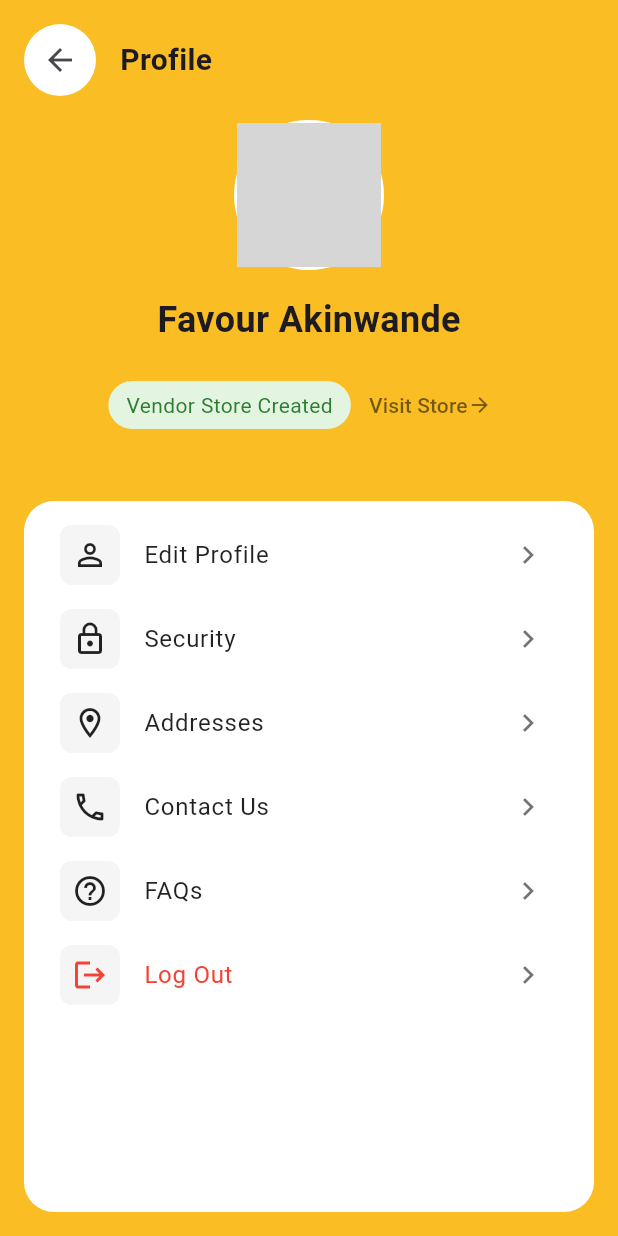
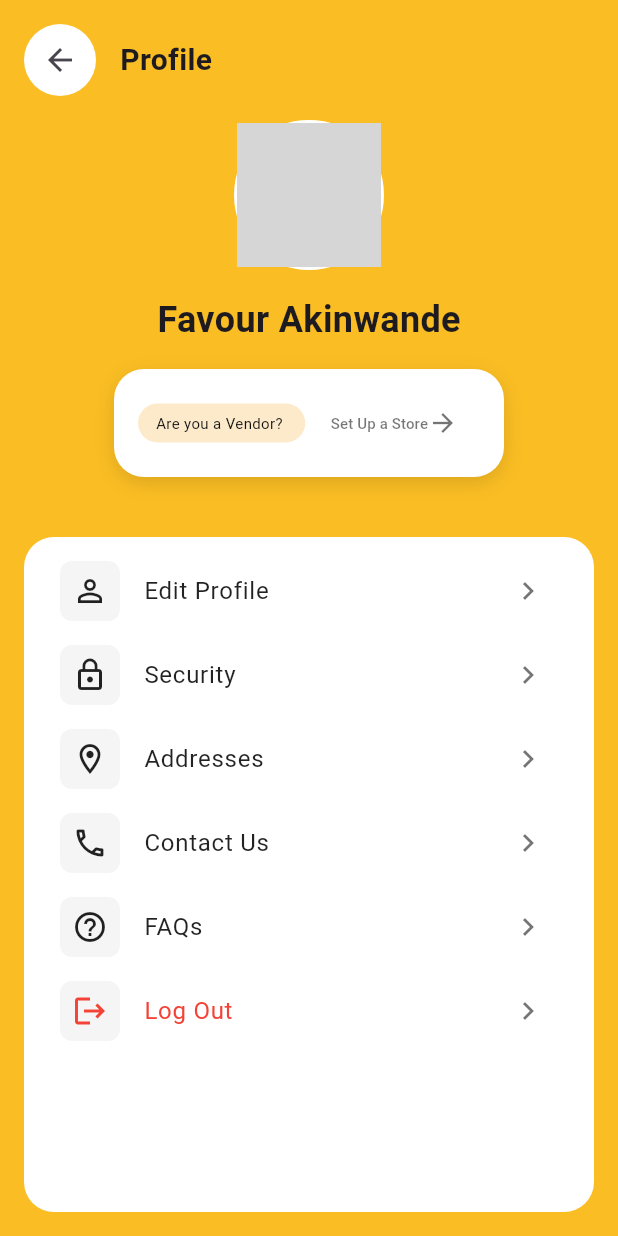
Before and after one commit to eobolo/CAMPUS_CART_MOBILE_APP_GROUP_10, a Flutter app: the ProfileScreen screen opened directly, on a phone screen of 412 x 824 dp. Run offline on Flutter 3.47's test engine with Material 3 defaults, Android fonts, the phone set to English and light mode, and no system bars; our stand-ins replace cloud_functions, firebase_auth, firebase_core, firebase_database, get, intl_phone_field and 1 more; accounts and stored records are empty; grey boxes are pictures that could not be loaded.

Commit message:
User Profile

```diff
--- a/campus_cart/lib/Profile/user_profile.dart
+++ b/campus_cart/lib/Profile/user_profile.dart
@@ -11,12 +11,9 @@ class MyApp extends StatelessWidget {
 
   @override
   Widget build(BuildContext context) {
-    return MaterialApp(
+    return const MaterialApp(
       title: 'Profile Screen',
-      theme: ThemeData(
-        primarySwatch: Colors.blue,
-      ),
-      home: const ProfileScreen(), // Set ProfileScreen as the home widget
+      home: ProfileScreen(), // Set ProfileScreen as the home widget
     );
   }
 }
@@ -86,53 +83,72 @@ class ProfileScreen extends StatelessWidget {
                   ),
                 ),
                 const SizedBox(height: 16),
+              ],
+            ),
 
-                // Store Status
+            // Store Status Box
             Container(
-                  padding: const EdgeInsets.symmetric(horizontal: 16),
+              width: 260, // Define the width of the box
+              margin: const EdgeInsets.symmetric(horizontal: 16), // Add margin for spacing
+              padding: const EdgeInsets.symmetric(horizontal: 16, vertical: 12), // Padding inside the box
+              decoration: BoxDecoration(
+                color: Colors.white, // White background for the container
+                borderRadius: BorderRadius.circular(20), // Rounded corners
+                boxShadow: const [
+                  BoxShadow(
+                    color: Colors.black12,
+                    blurRadius: 10,
+                    offset: Offset(0, 4), // Shadow effect for the box
+                  ),
+                ],
+              ),
               child: Row(
-                    mainAxisAlignment: MainAxisAlignment.center,
+                mainAxisAlignment: MainAxisAlignment.spaceBetween, // Align start to reduce space
                 children: [
-                      Container(
-                        padding: const EdgeInsets.symmetric(
-                          horizontal: 12,
-                          vertical: 6,
-                        ),
+                  Expanded(
+                    child: Container(
+                      padding: const EdgeInsets.symmetric(horizontal: 12, vertical: 6),
                       decoration: BoxDecoration(
-                          color: const Color(0xFFE3F5E1),
+                        color: const Color(0xFFFDEACB), // reddish background
                         borderRadius: BorderRadius.circular(20),
                       ),
                       child: const Text(
-                          'Vendor Store Created',
+                        'Are you a Vendor?',
                         style: TextStyle(
-                            color: Color(0xFF2E7D32),
-                            fontSize: 14,
+                          color: Color.fromARGB(255, 16, 16, 16), // Dark text color
+                          fontSize: 10,
+                        ),
+                        overflow: TextOverflow.ellipsis, // Prevent overflow
                       ),
                     ),
                   ),
-                      TextButton(
-                        onPressed: () {},
+                  const SizedBox(width: 5), // Space between the two elements
+                  Flexible(
+                    child: TextButton(
+                      onPressed: () {
+                        // Action when the button is clicked
+                      },
                       child: const Row(
                         children: [
                           Text(
-                              'Visit Store',
+                            'Set Up a Store',
                             style: TextStyle(
                               color: Colors.black54,
-                                fontSize: 14,
+                              fontSize: 10,
                             ),
+                            overflow: TextOverflow.ellipsis, // Prevent overflow
                           ),
                           Icon(
                             Icons.arrow_forward,
-                              size: 16,
+                            size: 20,
                             color: Colors.black54,
                           ),
                         ],
                       ),
                     ),
+                  ),
                 ],
               ),
-                ),
-              ],
             ),
 
             const SizedBox(height: 24),
```
Lines whose indentation alone changed are shown as unchanged.
